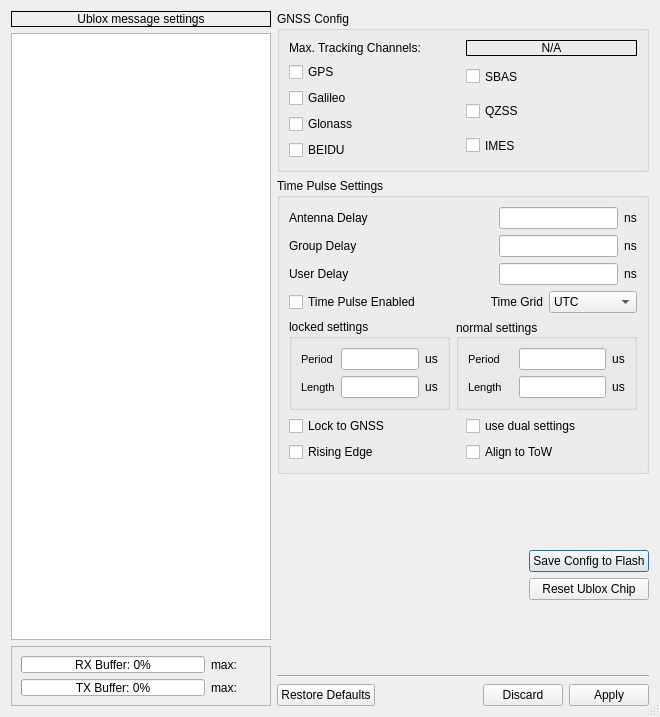
Above: muondetector-gui/src/main/settings.ui from MuonPi/muondetector before the change. Below: the same form after it.
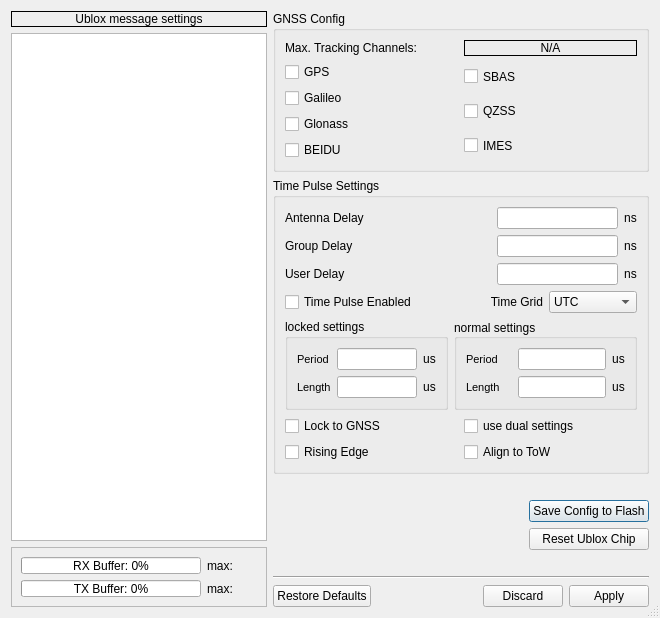
That is the form after the change.

What changed in the file:
```diff
--- a/muondetector-gui/src/main/settings.ui
+++ b/muondetector-gui/src/main/settings.ui
@@ -10,7 +10,7 @@
     <x>0</x>
     <y>0</y>
     <width>660</width>
-    <height>717</height>
+    <height>618</height>
    </rect>
   </property>
   <property name="sizePolicy">
@@ -75,8 +75,8 @@
        </property>
        <property name="minimumSize">
         <size>
-         <width>260</width>
-         <height>200</height>
+         <width>0</width>
+         <height>0</height>
         </size>
        </property>
        <property name="sizeIncrement">
@@ -932,7 +932,7 @@
      <property name="sizeHint" stdset="0">
       <size>
        <width>20</width>
-       <height>40</height>
+       <height>20</height>
       </size>
      </property>
     </spacer>
```
